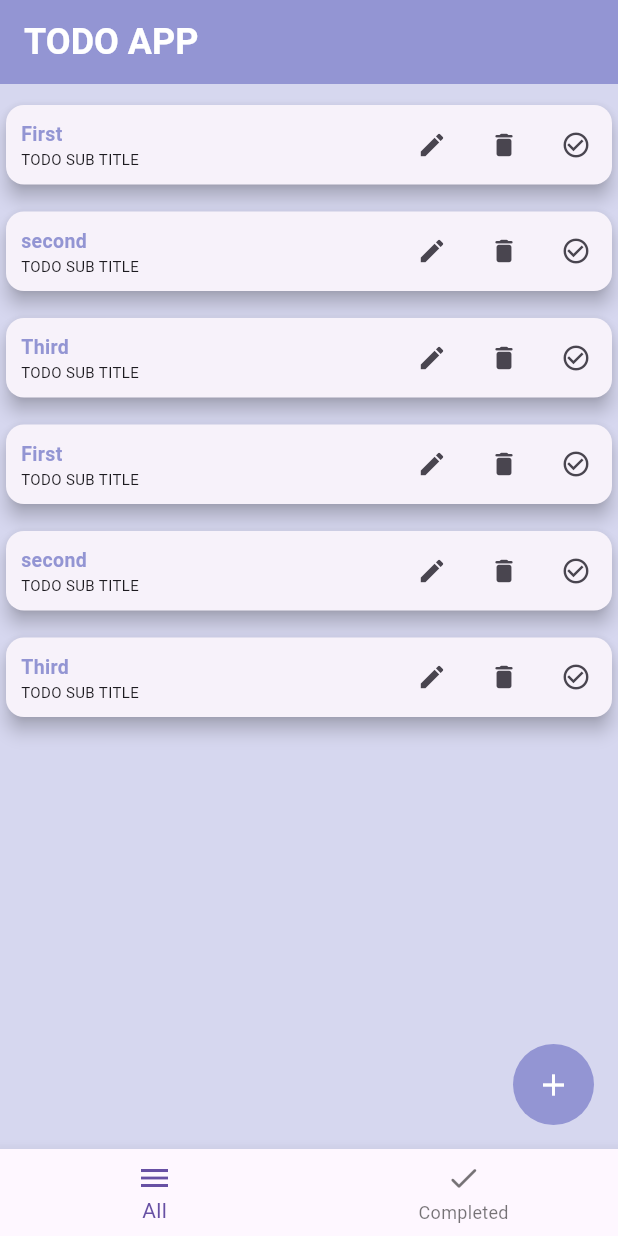
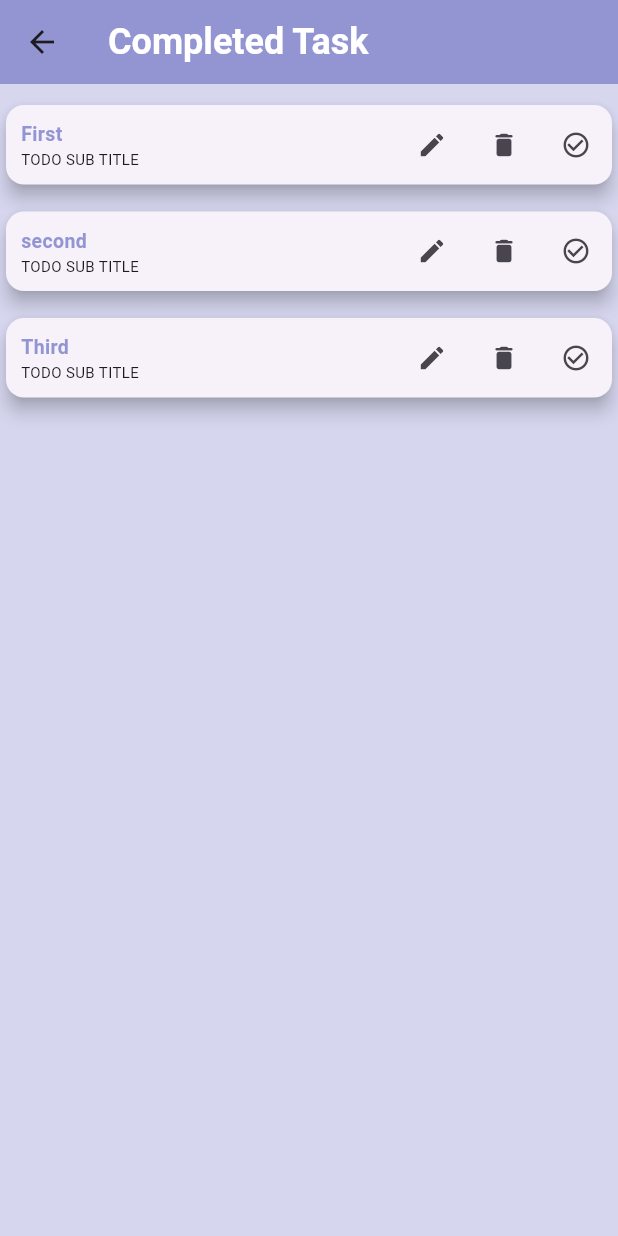
Before and after one commit to felopatersameh/Todo-App, a Flutter app: the screen it shows after launch, after a tap on the "check circle outline" icon, on a phone screen of 412 x 824 dp. Run offline on Flutter 3.47's test engine with Material 3 defaults, Android fonts, the phone set to English and light mode, and no system bars.

Commit message:
create Completed screen

```diff
--- /dev/null
+++ b/lib/completed_screen.dart
@@ -0,0 +1,35 @@
+import 'package:flutter/material.dart';
+
+import 'home_screen.dart';
+
+List<String> completedData = ["First", "second", "Third"];
+
+class CompletedScreen extends StatelessWidget {
+  const CompletedScreen({super.key});
+
+  @override
+  Widget build(BuildContext context) {
+    return Scaffold(
+      backgroundColor: const Color(0xffD6D7EF),
+      appBar: AppBar(
+        backgroundColor: const Color(0xff9395D3),
+        title: const Text(
+          "Completed Task",
+          style: TextStyle(
+            color: Colors.white,
+            fontSize: 24,
+            fontWeight: FontWeight.w600,
+          ),
+        ),
+      ),
+      body: ListView.builder(
+        itemCount: completedData.length,
+        itemBuilder: (context, index) {
+          return CardItems(
+            title: completedData[index],
+          );
+        },
+      ),
+    );
+  }
+}
--- a/lib/home_screen.dart
+++ b/lib/home_screen.dart
@@ -1,4 +1,5 @@
 import 'package:flutter/material.dart';
+import 'package:todo/completed_screen.dart';
 
 import 'add_screen.dart';
 import 'edit_screen.dart';
@@ -165,7 +166,13 @@ class CardItems extends StatelessWidget {
               ),
               IconButton(
                 iconSize: 20,
-                onPressed: () {},
+                onPressed: () {
+                  Navigator.push(
+                      context,
+                      MaterialPageRoute(
+                        builder: (context) => const CompletedScreen(),
+                      ));
+                },
                 icon: const Icon(Icons.check_circle_outline),
               ),
             ],
```
